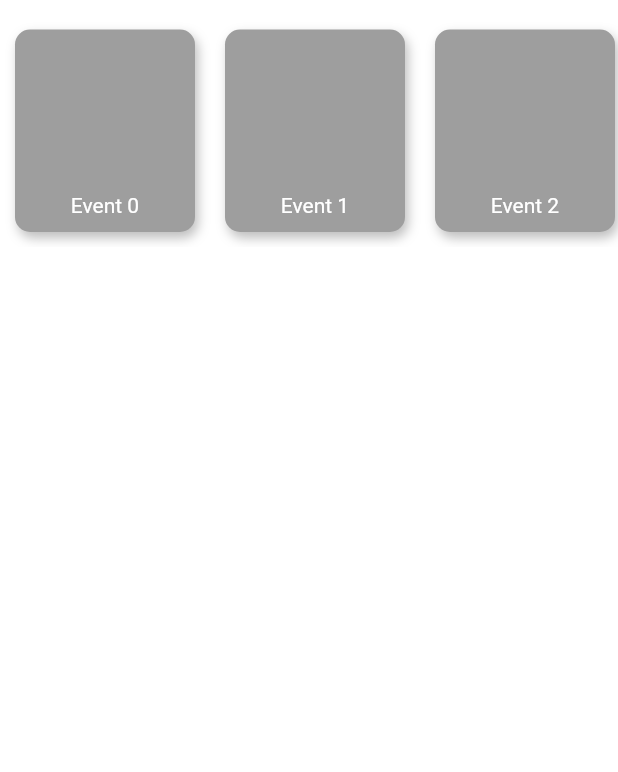
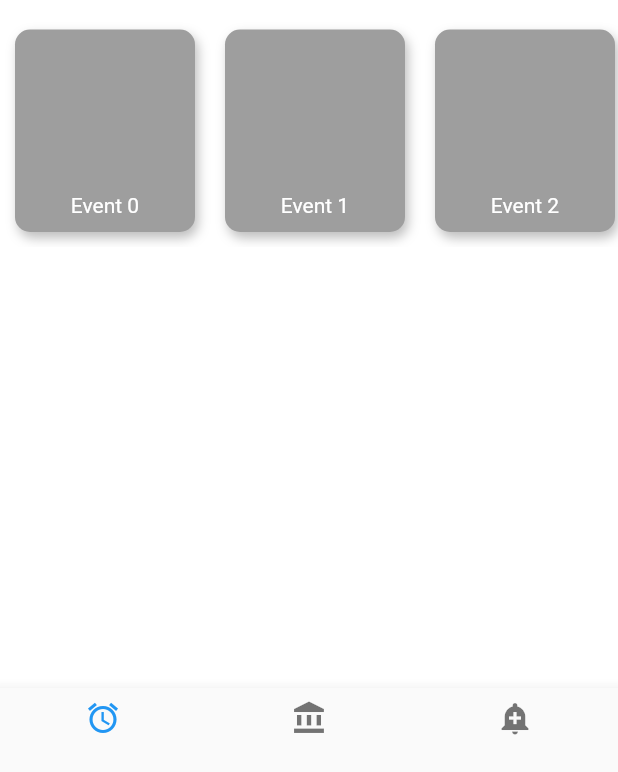
Before and after one commit to pratikstemkar/Events_App, a Flutter app: the screen it shows after launch, on a phone screen of 412 x 824 dp, the part 464-1236 px from its top. Run offline on Flutter 3.47's test engine with Material 2 defaults, Android fonts, the light colour scheme and no system bars.

```diff
--- a/lib/screens/home_screen.dart
+++ b/lib/screens/home_screen.dart
@@ -8,6 +8,8 @@ class HomeScreen extends StatefulWidget {
 }
 
 class _HomeScreenState extends State<HomeScreen> {
+  int _currentTab = 0;
+
   @override
   Widget build(BuildContext context) {
     return Scaffold(
@@ -37,7 +39,8 @@ class _HomeScreenState extends State<HomeScreen> {
           )
         ],
       ),
-      body: Column(
+      body: SafeArea(
+        child: Column(
           children: <Widget>[
             Container(
               height: 200.0,
@@ -86,6 +89,29 @@ class _HomeScreenState extends State<HomeScreen> {
             ),
           ],
         ),
+      ),
+      bottomNavigationBar: BottomNavigationBar(
+        currentIndex: _currentTab,
+        onTap: (int value) {
+          setState(() {
+            _currentTab = value;
+          });
+        },
+        items: [
+          BottomNavigationBarItem(
+            icon: Icon(Icons.access_alarm),
+            title: SizedBox.shrink(),
+          ),
+          BottomNavigationBarItem(
+            icon: Icon(Icons.account_balance),
+            title: SizedBox.shrink(),
+          ),
+          BottomNavigationBarItem(
+            icon: Icon(Icons.add_alert),
+            title: SizedBox.shrink(),
+          ),
+        ],
+      ),
     );
   }
 }
```
Lines whose indentation alone changed are shown as unchanged.
